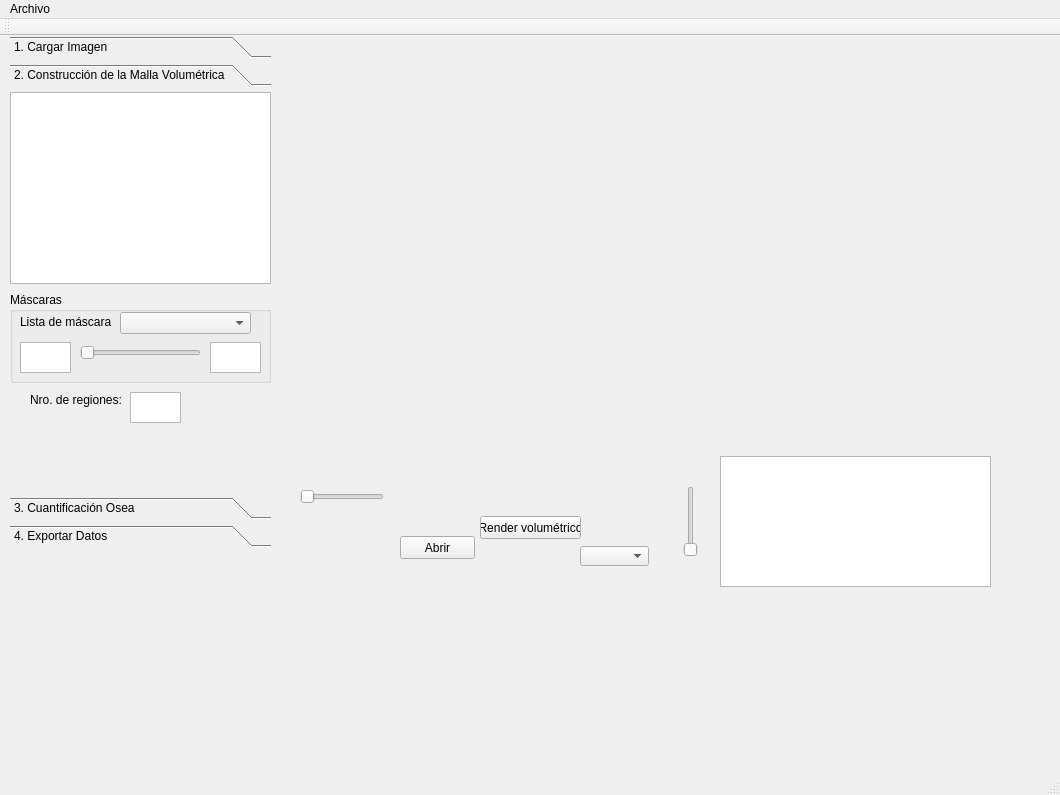
The window that bmc/bmc.ui (rics-ucsp/bmc) describes before a commit, drawn with Qt 5.
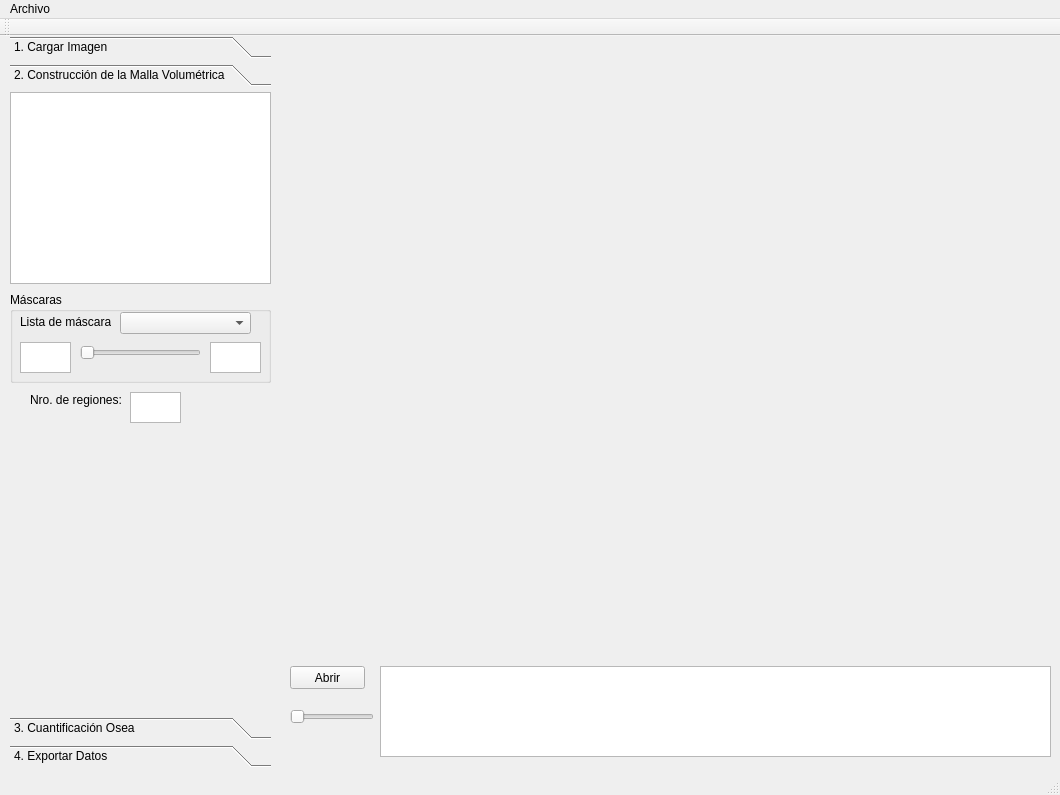
The same window after the commit. The open tabs and pages were chosen to show the change. Icons and pictures are not drawn. Custom widgets are drawn as their Qt base class.

```diff
--- a/bmc/bmc.ui
+++ b/bmc/bmc.ui
@@ -14,54 +14,31 @@
    <string>bmc</string>
   </property>
   <widget class="QWidget" name="centralWidget">
-   <widget class="QComboBox" name="comboBox">
-    <property name="geometry">
-     <rect>
-      <x>580</x>
-      <y>510</y>
-      <width>69</width>
-      <height>20</height>
-     </rect>
-    </property>
-   </widget>
-   <widget class="QPushButton" name="pushButton">
-    <property name="geometry">
-     <rect>
-      <x>480</x>
-      <y>480</y>
-      <width>101</width>
-      <height>23</height>
-     </rect>
-    </property>
-    <property name="text">
-     <string>Render volumétrico</string>
-    </property>
-   </widget>
    <widget class="QVTKWidget" name="vtkRenderer">
     <property name="geometry">
      <rect>
       <x>280</x>
       <y>0</y>
       <width>771</width>
-      <height>411</height>
+      <height>621</height>
      </rect>
     </property>
    </widget>
    <widget class="QTableWidget" name="tableWidget">
     <property name="geometry">
      <rect>
-      <x>720</x>
-      <y>420</y>
-      <width>271</width>
-      <height>131</height>
+      <x>380</x>
+      <y>630</y>
+      <width>671</width>
+      <height>91</height>
      </rect>
     </property>
    </widget>
    <widget class="QPushButton" name="btnOpenDCMFolder">
     <property name="geometry">
      <rect>
-      <x>400</x>
-      <y>500</y>
+      <x>290</x>
+      <y>630</y>
       <width>75</width>
       <height>23</height>
      </rect>
@@ -73,8 +50,8 @@
    <widget class="QSlider" name="hSliderDCM">
     <property name="geometry">
      <rect>
-      <x>300</x>
-      <y>450</y>
+      <x>290</x>
+      <y>670</y>
       <width>84</width>
       <height>22</height>
      </rect>
@@ -89,7 +66,7 @@
       <x>10</x>
       <y>0</y>
       <width>261</width>
-      <height>511</height>
+      <height>731</height>
      </rect>
     </property>
     <property name="currentIndex">
@@ -169,8 +146,8 @@
       <rect>
        <x>0</x>
        <y>0</y>
-       <width>98</width>
-       <height>28</height>
+       <width>100</width>
+       <height>30</height>
       </rect>
      </property>
      <attribute name="label">
@@ -384,19 +361,6 @@
      </widget>
     </widget>
    </widget>
-   <widget class="QSlider" name="verticalSlider">
-    <property name="geometry">
-     <rect>
-      <x>680</x>
-      <y>450</y>
-      <width>22</width>
-      <height>71</height>
-     </rect>
-    </property>
-    <property name="orientation">
-     <enum>Qt::Vertical</enum>
-    </property>
-   </widget>
   </widget>
   <widget class="QMenuBar" name="menuBar">
    <property name="geometry">
```
Left out of the diff: 10 changed lines with no effect on the pictures.
